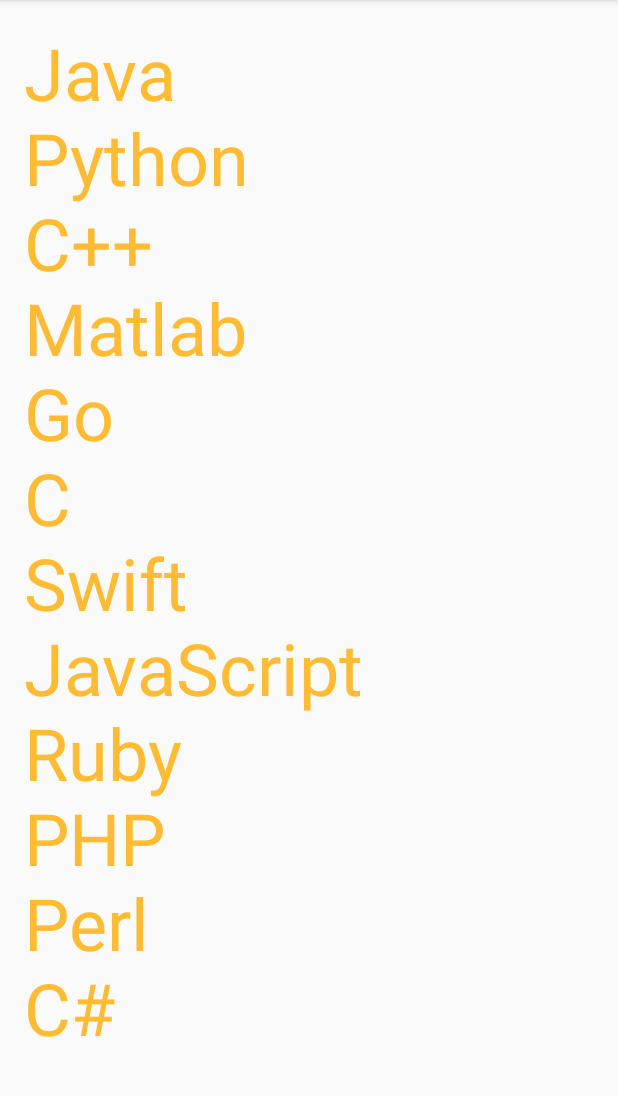
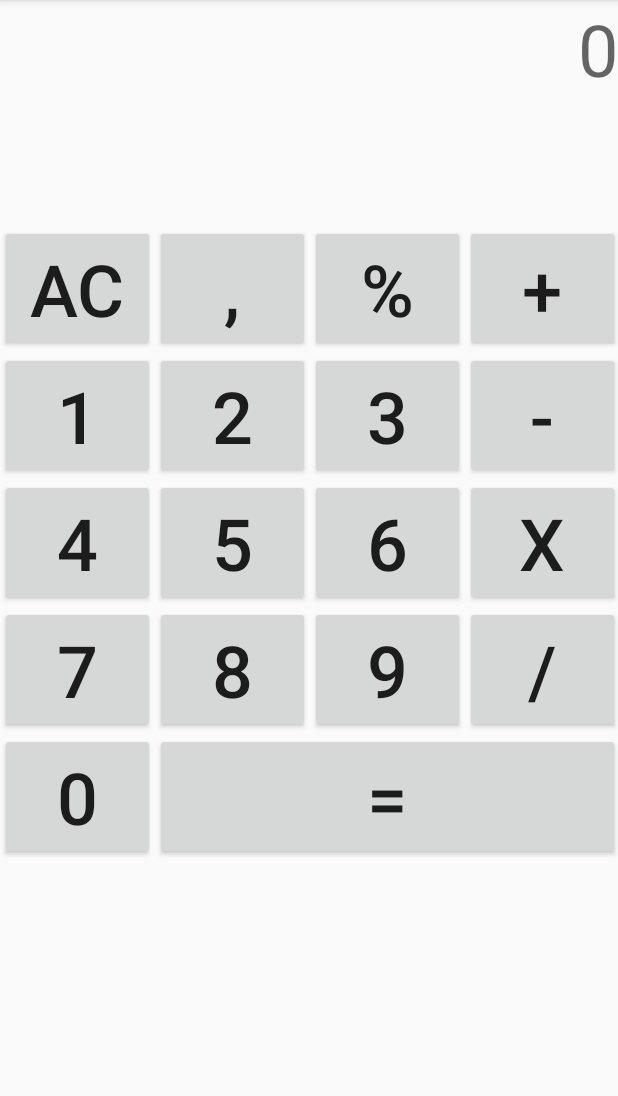
Before and after one commit to markorolek/Test_Application, an Android app: the screen it shows after launch (MainActivity), on a phone screen of 412 x 824 dp, the part 84-1180 px from its top. Run offline under Robolectric (Android 15) with nearby library versions, the phone set to English and light mode, and no system bars.

Commit message:
graphical representation of a calculator

```diff
--- a/app/src/main/java/com/example/test_application/MainActivity.java
+++ b/app/src/main/java/com/example/test_application/MainActivity.java
@@ -13,12 +13,5 @@ public class MainActivity extends AppCompatActivity {
         super.onCreate(savedInstanceState);
         setContentView(R.layout.activity_main);
 
-        list = findViewById(R.id.tv_list);
-        String[] names = {"Java", "Python", "C++", "Matlab", "Go", "C", "Swift", "JavaScript", "Ruby", "PHP", "Perl", "C#"};
-
-        list.setText("");
-        for(String name:names){
-            list.append(name + "\n");
-        }
     }
 }
--- a/app/src/main/res/layout/activity_main.xml
+++ b/app/src/main/res/layout/activity_main.xml
@@ -1,20 +1,138 @@
 <?xml version="1.0" encoding="utf-8"?>
-<FrameLayout
+<LinearLayout
     xmlns:android="http://schemas.android.com/apk/res/android"
     xmlns:tools="http://schemas.android.com/tools"
     android:layout_width="match_parent"
     android:layout_height="match_parent"
+    android:orientation="vertical"
     tools:context=".MainActivity">
-    <ScrollView
+
+    <TextView
+        android:id="@+id/tv_print"
         android:layout_width="match_parent"
-        android:layout_height="wrap_content" >
-        <TextView
-          android:id="@+id/tv_list"
-          android:layout_width="wrap_content"
-          android:layout_height="wrap_content"
-          android:text="@string/tv_text"
-          android:textSize="48dp"
-          android:textColor="@android:color/holo_orange_light"
-          android:padding="16dp" />
-    </ScrollView>
-  </FrameLayout>
+        android:layout_height="150dp"
+        android:hint="@string/tv_text"
+        android:textSize="48sp"
+        android:textAlignment="viewEnd"
+        android:textDirection="rtl"
+        android:textColor="@android:color/holo_orange_light"
+        android:gravity="end"/>
+
+    <GridLayout
+        android:layout_width="match_parent"
+        android:layout_height="match_parent"
+        android:columnCount="4"
+        android:rowCount="5"
+        android:orientation="horizontal">
+
+        <Button
+            android:layout_width="103dp"
+            android:layout_height="wrap_content"
+            android:textSize="48sp"
+            android:text="AC" />
+
+        <Button
+            android:layout_width="103dp"
+            android:layout_height="wrap_content"
+            android:textSize="48sp"
+            android:text="," />
+
+        <Button
+            android:layout_width="103dp"
+            android:layout_height="wrap_content"
+            android:textSize="48sp"
+            android:text="%" />
+
+        <Button
+            android:layout_width="103dp"
+            android:layout_height="wrap_content"
+            android:textSize="48sp"
+            android:text="+" />
+
+        <Button
+            android:layout_width="103dp"
+            android:layout_height="wrap_content"
+            android:textSize="48sp"
+            android:text="1" />
+
+        <Button
+            android:layout_width="103dp"
+            android:layout_height="wrap_content"
+            android:textSize="48sp"
+            android:text="2" />
+
+        <Button
+            android:layout_width="103dp"
+            android:layout_height="wrap_content"
+            android:textSize="48sp"
+            android:text="3" />
+
+        <Button
+            android:layout_width="103dp"
+            android:layout_height="wrap_content"
+            android:textSize="48sp"
+            android:text="-" />
+
+        <Button
+            android:layout_width="103dp"
+            android:layout_height="wrap_content"
+            android:textSize="48sp"
+            android:text="4" />
+
+        <Button
+            android:layout_width="103dp"
+            android:layout_height="wrap_content"
+            android:textSize="48sp"
+            android:text="5" />
+
+        <Button
+            android:layout_width="103dp"
+            android:layout_height="wrap_content"
+            android:textSize="48sp"
+            android:text="6" />
+
+        <Button
+            android:layout_width="103dp"
+            android:layout_height="wrap_content"
+            android:textSize="48sp"
+            android:text="x" />
+
+        <Button
+            android:layout_width="103dp"
+            android:layout_height="wrap_content"
+            android:textSize="48sp"
+            android:text="7" />
+
+        <Button
+            android:layout_width="103dp"
+            android:layout_height="wrap_content"
+            android:textSize="48sp"
+            android:text="8" />
+
+        <Button
+            android:layout_width="103dp"
+            android:layout_height="wrap_content"
+            android:textSize="48sp"
+            android:text="9" />
+
+        <Button
+            android:layout_width="103dp"
+            android:layout_height="wrap_content"
+            android:textSize="48sp"
+            android:text="/" />
+
+        <Button
+            android:layout_width="103dp"
+            android:layout_height="wrap_content"
+            android:textSize="48sp"
+            android:text="0" />
+
+        <Button
+            android:layout_width="103dp"
+            android:layout_height="wrap_content"
+            android:textSize="48sp"
+            android:layout_gravity="fill_horizontal"
+            android:layout_columnSpan="3"
+            android:text="=" />
+    </GridLayout>
+  </LinearLayout>
--- a/app/src/main/res/values/strings.xml
+++ b/app/src/main/res/values/strings.xml
@@ -1,4 +1,4 @@
 <resources>
     <string name="app_name">Test_Application</string>
-    <string name="tv_text">Programming languages\' list \n</string>
+    <string name="tv_text">0</string>
 </resources>
```
